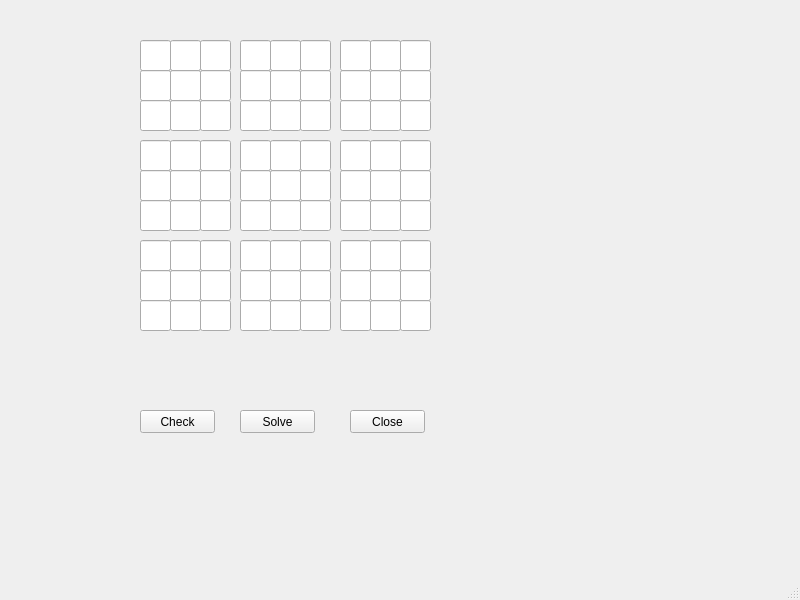
nissen77/SudokuProjekt, file Sudoku/mainwindow.ui: the form before one commit.
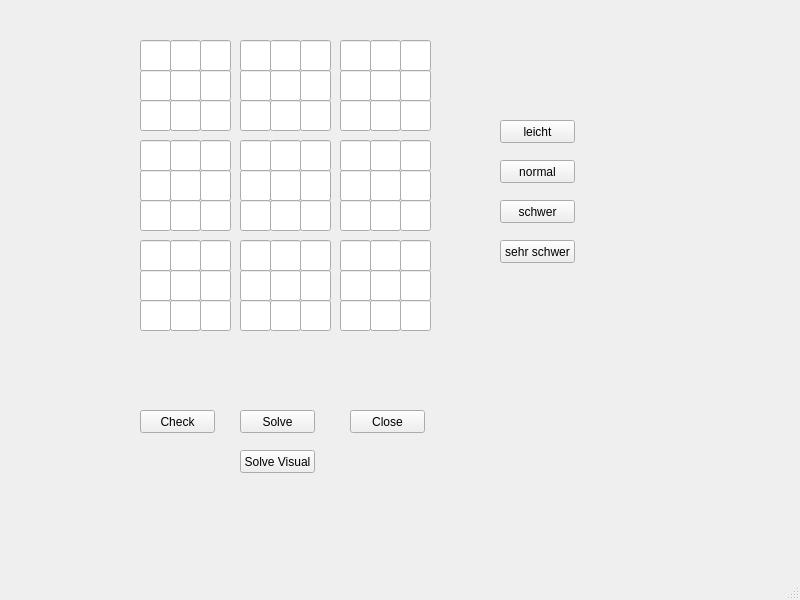
The form after the commit.

The edit to the form file:
```diff
--- a/Sudoku/mainwindow.ui
+++ b/Sudoku/mainwindow.ui
@@ -1112,6 +1112,71 @@
      <string>Check</string>
     </property>
    </widget>
+   <widget class="QPushButton" name="leicht">
+    <property name="geometry">
+     <rect>
+      <x>500</x>
+      <y>120</y>
+      <width>75</width>
+      <height>23</height>
+     </rect>
+    </property>
+    <property name="text">
+     <string>leicht</string>
+    </property>
+   </widget>
+   <widget class="QPushButton" name="normal">
+    <property name="geometry">
+     <rect>
+      <x>500</x>
+      <y>160</y>
+      <width>75</width>
+      <height>23</height>
+     </rect>
+    </property>
+    <property name="text">
+     <string>normal</string>
+    </property>
+   </widget>
+   <widget class="QPushButton" name="schwer">
+    <property name="geometry">
+     <rect>
+      <x>500</x>
+      <y>200</y>
+      <width>75</width>
+      <height>23</height>
+     </rect>
+    </property>
+    <property name="text">
+     <string>schwer</string>
+    </property>
+   </widget>
+   <widget class="QPushButton" name="sehrschwer">
+    <property name="geometry">
+     <rect>
+      <x>500</x>
+      <y>240</y>
+      <width>75</width>
+      <height>23</height>
+     </rect>
+    </property>
+    <property name="text">
+     <string>sehr schwer</string>
+    </property>
+   </widget>
+   <widget class="QPushButton" name="solvevisual">
+    <property name="geometry">
+     <rect>
+      <x>240</x>
+      <y>450</y>
+      <width>75</width>
+      <height>23</height>
+     </rect>
+    </property>
+    <property name="text">
+     <string>Solve Visual</string>
+    </property>
+   </widget>
   </widget>
   <widget class="QMenuBar" name="menubar">
    <property name="geometry">
```
